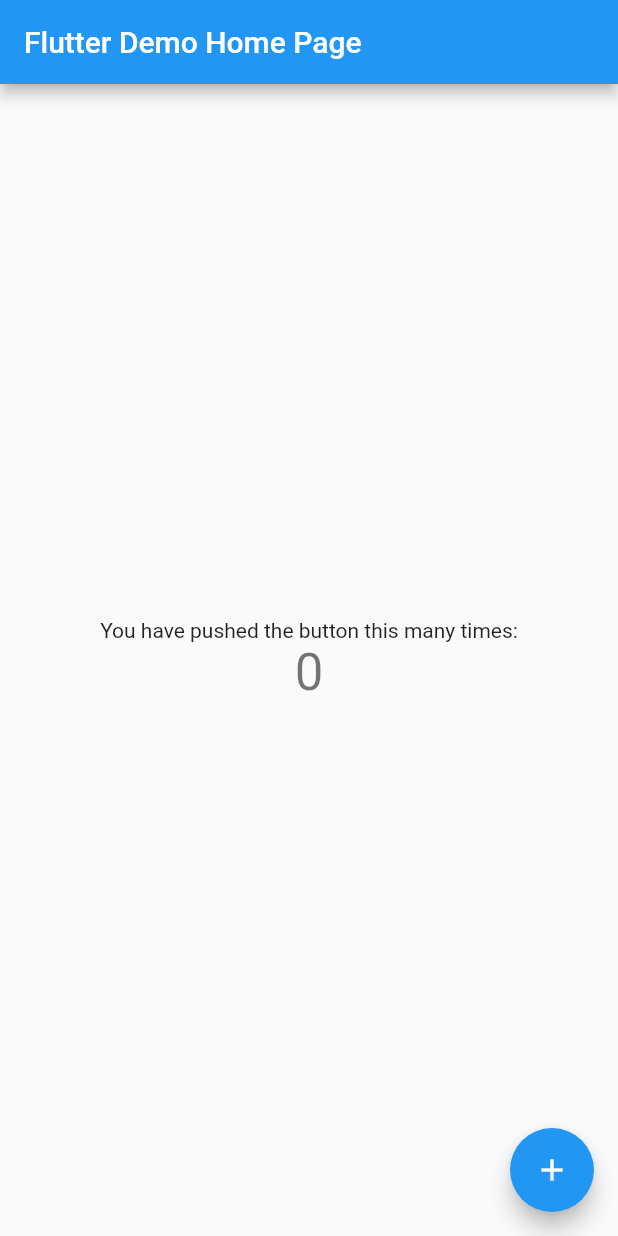
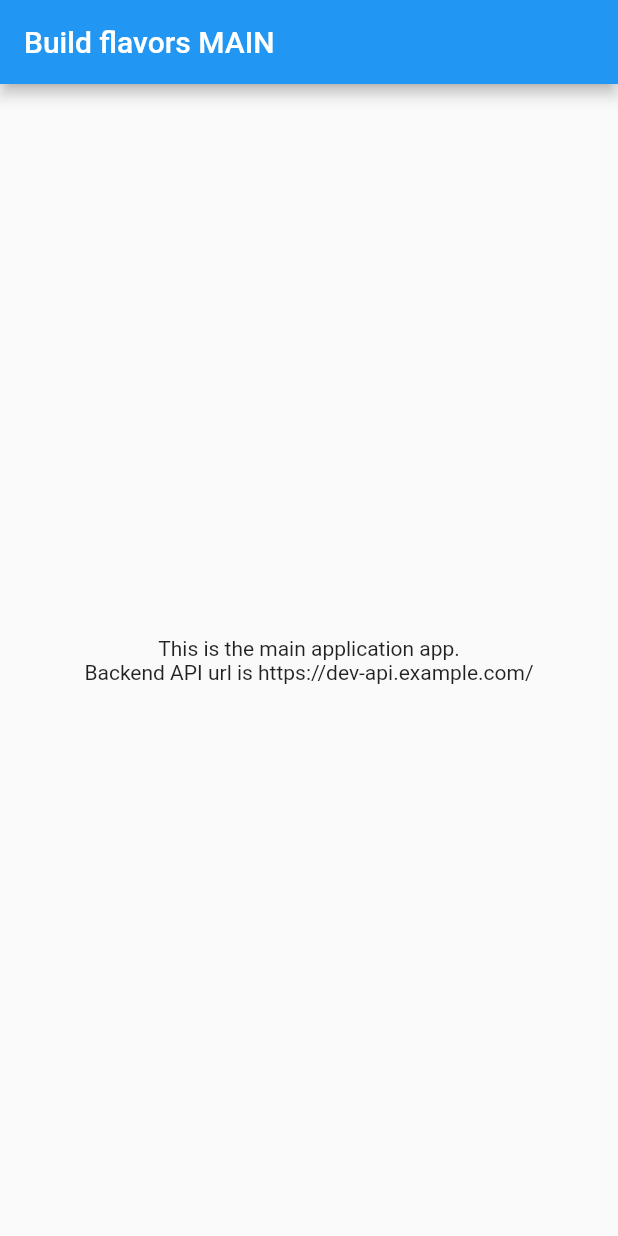
Before and after one commit to EhsanTgv/FlutterSeparatingBuildEnvironments, a Flutter app: the screen it shows after launch, on a phone screen of 412 x 824 dp. Run offline on Flutter 3.47's test engine with Material 2 defaults, Android fonts, the phone set to English and light mode, and no system bars.

Commit message:
Implement separating build environments

```diff
--- /dev/null
+++ b/lib/app_config.dart
@@ -0,0 +1,22 @@
+import 'package:flutter/material.dart';
+import 'package:meta/meta.dart';
+
+class AppConfig extends InheritedWidget {
+  AppConfig({
+    required this.appName,
+    required this.flavorName,
+    required this.apiBaseUrl,
+    required Widget child,
+  }) : super(child: child);
+
+  final String appName;
+  final String flavorName;
+  final String apiBaseUrl;
+
+  static AppConfig? of(BuildContext context) {
+    return context.dependOnInheritedWidgetOfExactType<AppConfig>();
+  }
+
+  @override
+  bool updateShouldNotify(InheritedWidget oldWidget) => false;
+}
--- a/lib/main.dart
+++ b/lib/main.dart
@@ -1,115 +1,31 @@
 import 'package:flutter/material.dart';
+import 'app_config.dart';
+import 'my_home_page.dart';
 
 void main() {
-  runApp(const MyApp());
+  var configuredApp = AppConfig(
+    appName: 'Build flavors MAIN',
+    flavorName: 'main application',
+    apiBaseUrl: 'https://dev-api.example.com/',
+    child: MyApp(),
+  );
+
+  runApp(configuredApp);
 }
 
 class MyApp extends StatelessWidget {
-  const MyApp({super.key});
-
-  // This widget is the root of your application.
   @override
   Widget build(BuildContext context) {
+    // Call AppConfig.of(context) anywhere to obtain the
+    // environment specific configuration
+    var config = AppConfig.of(context)!;
+
     return MaterialApp(
-      title: 'Flutter Demo',
+      title: config.appName,
       theme: ThemeData(
-        // This is the theme of your application.
-        //
-        // Try running your application with "flutter run". You'll see the
-        // application has a blue toolbar. Then, without quitting the app, try
-        // changing the primarySwatch below to Colors.green and then invoke
-        // "hot reload" (press "r" in the console where you ran "flutter run",
-        // or simply save your changes to "hot reload" in a Flutter IDE).
-        // Notice that the counter didn't reset back to zero; the application
-        // is not restarted.
         primarySwatch: Colors.blue,
       ),
-      home: const MyHomePage(title: 'Flutter Demo Home Page'),
+      home: MyHomePage(),
     );
   }
 }
-
-class MyHomePage extends StatefulWidget {
-  const MyHomePage({super.key, required this.title});
-
-  // This widget is the home page of your application. It is stateful, meaning
-  // that it has a State object (defined below) that contains fields that affect
-  // how it looks.
-
-  // This class is the configuration for the state. It holds the values (in this
-  // case the title) provided by the parent (in this case the App widget) and
-  // used by the build method of the State. Fields in a Widget subclass are
-  // always marked "final".
-
-  final String title;
-
-  @override
-  State<MyHomePage> createState() => _MyHomePageState();
-}
-
-class _MyHomePageState extends State<MyHomePage> {
-  int _counter = 0;
-
-  void _incrementCounter() {
-    setState(() {
-      // This call to setState tells the Flutter framework that something has
-      // changed in this State, which causes it to rerun the build method below
-      // so that the display can reflect the updated values. If we changed
-      // _counter without calling setState(), then the build method would not be
-      // called again, and so nothing would appear to happen.
-      _counter++;
-    });
-  }
-
-  @override
-  Widget build(BuildContext context) {
-    // This method is rerun every time setState is called, for instance as done
-    // by the _incrementCounter method above.
-    //
-    // The Flutter framework has been optimized to make rerunning build methods
-    // fast, so that you can just rebuild anything that needs updating rather
-    // than having to individually change instances of widgets.
-    return Scaffold(
-      appBar: AppBar(
-        // Here we take the value from the MyHomePage object that was created by
-        // the App.build method, and use it to set our appbar title.
-        title: Text(widget.title),
-      ),
-      body: Center(
-        // Center is a layout widget. It takes a single child and positions it
-        // in the middle of the parent.
-        child: Column(
-          // Column is also a layout widget. It takes a list of children and
-          // arranges them vertically. By default, it sizes itself to fit its
-          // children horizontally, and tries to be as tall as its parent.
-          //
-          // Invoke "debug painting" (press "p" in the console, choose the
-          // "Toggle Debug Paint" action from the Flutter Inspector in Android
-          // Studio, or the "Toggle Debug Paint" command in Visual Studio Code)
-          // to see the wireframe for each widget.
-          //
-          // Column has various properties to control how it sizes itself and
-          // how it positions its children. Here we use mainAxisAlignment to
-          // center the children vertically; the main axis here is the vertical
-          // axis because Columns are vertical (the cross axis would be
-          // horizontal).
-          mainAxisAlignment: MainAxisAlignment.center,
-          children: <Widget>[
-            const Text(
-              'You have pushed the button this many times:',
-            ),
-            Text(
-              '$_counter',
-              style: Theme.of(context).textTheme.headline4,
-            ),
-          ],
-        ),
-      ),
-      floatingActionButton: FloatingActionButton(
-        onPressed: _incrementCounter,
-        tooltip: 'Increment',
-        child: const Icon(Icons.add),
-      ), // This trailing comma makes auto-formatting nicer for build methods.
-    );
-  }
-}
--- /dev/null
+++ b/lib/main_dev.dart
@@ -0,0 +1,15 @@
+import 'package:flutter/material.dart';
+
+import 'app_config.dart';
+import 'main.dart';
+
+void main() {
+  var configuredApp = AppConfig(
+    appName: 'Build flavors DEV',
+    flavorName: 'development',
+    apiBaseUrl: 'https://dev-api.example.com/',
+    child: MyApp(),
+  );
+
+  runApp(configuredApp);
+}
--- /dev/null
+++ b/lib/main_prod.dart
@@ -0,0 +1,15 @@
+import 'package:flutter/material.dart';
+
+import 'app_config.dart';
+import 'main.dart';
+
+void main() {
+  var configuredApp = new AppConfig(
+    appName: 'Build flavors',
+    flavorName: 'production',
+    apiBaseUrl: 'https://api.example.com/',
+    child: new MyApp(),
+  );
+
+  runApp(configuredApp);
+}
--- /dev/null
+++ b/lib/my_home_page.dart
@@ -0,0 +1,30 @@
+import 'package:flutter/material.dart';
+
+import 'app_config.dart';
+
+class MyHomePage extends StatefulWidget {
+  @override
+  _MyHomePageState createState() => _MyHomePageState();
+}
+
+class _MyHomePageState extends State<MyHomePage> {
+  @override
+  Widget build(BuildContext context) {
+    var config = AppConfig.of(context)!;
+
+    return Scaffold(
+      appBar: AppBar(
+        title: Text(config.appName),
+      ),
+      body: Center(
+        child: Column(
+          mainAxisAlignment: MainAxisAlignment.center,
+          children: [
+            Text('This is the ${config.flavorName} app.'),
+            Text('Backend API url is ${config.apiBaseUrl}'),
+          ],
+        ),
+      ),
+    );
+  }
+}
```
